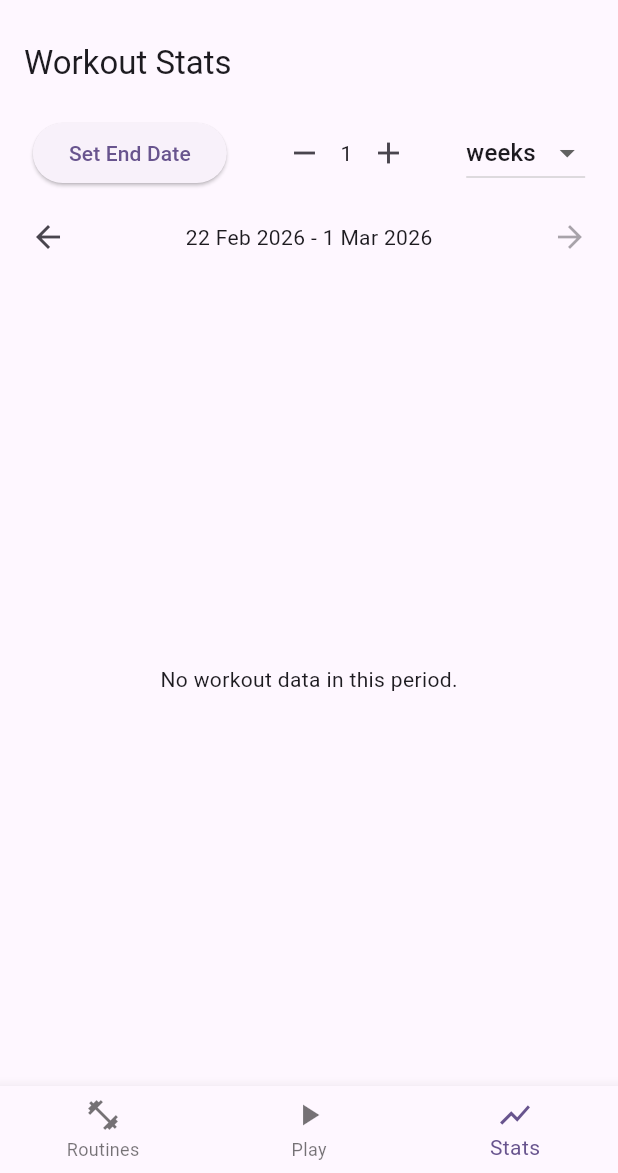
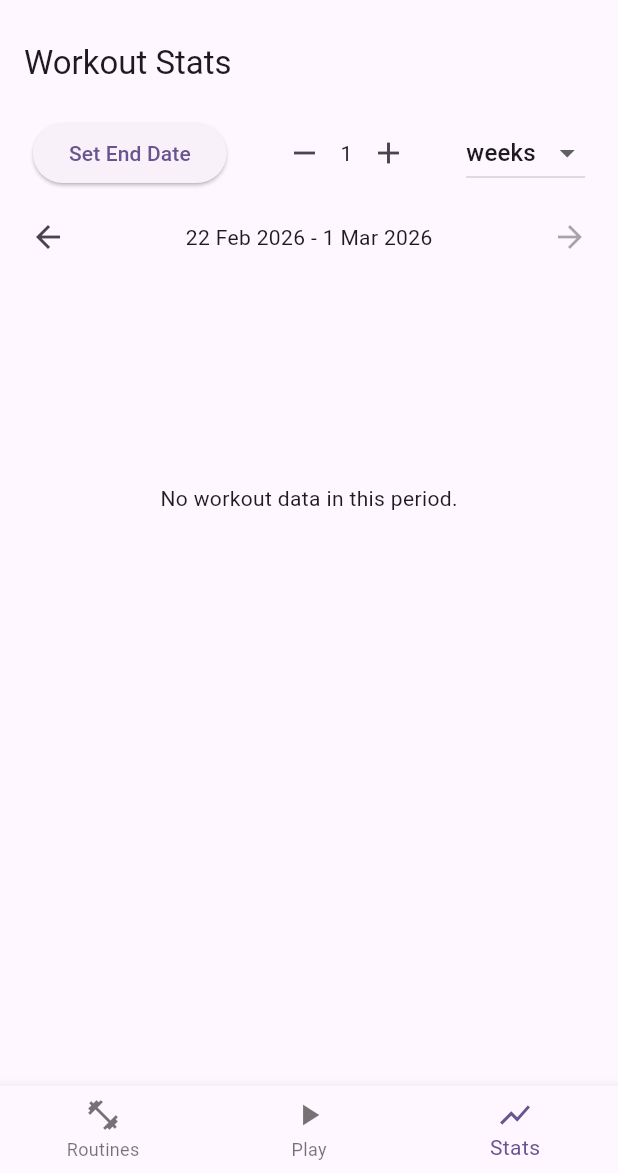
Before and after one commit to tommyiaq/gymprogresstracker, a Flutter app: the screen it shows after launch, item 3 of the bottom bar chosen, on a phone screen of 412 x 824 dp, the part 63-1236 px from its top. Run offline on Flutter 3.47's test engine with Material 3 defaults, Android fonts, the phone set to English and light mode, and no system bars; our stand-ins replace file_picker, fl_chart, share_plus, shared_preferences, wakelock_plus.

Commit message:
better graph page

```diff
--- a/lib/pages/stats_page.dart
+++ b/lib/pages/stats_page.dart
@@ -223,15 +223,17 @@ class _StatsPageState extends State<StatsPage> {
 
     bool isRightArrowDisabled = _endDate.year == DateTime.now().year && _endDate.month == DateTime.now().month && _endDate.day == DateTime.now().day;
 
-    return Column(
+    return SingleChildScrollView(
+      child: Column(
         children: [
           _buildDateControls(),
           _buildPeriodNavigator(startDate, isRightArrowDisabled),
-        Expanded(
-          child: logs.isEmpty
-              ? const Center(child: Text('No workout data in this period.'))
+          logs.isEmpty
+              ? const SizedBox(height: 300, child: Center(child: Text('No workout data in this period.')))
               : Padding(
                   padding: const EdgeInsets.all(16.0),
+                  child: SizedBox(
+                    height: 350,
                     child: LineChart(
                       LineChartData(
                       minX: startDate.millisecondsSinceEpoch.toDouble() - (Duration.millisecondsPerDay * 0.5),
@@ -273,13 +275,16 @@ class _StatsPageState extends State<StatsPage> {
                             showTitles: true,
                             reservedSize: 30,
                             getTitlesWidget: (value, meta) {
-                              // Skip if too close to min to avoid duplication
-                              if ((value - meta.min).abs() < (meta.max - meta.min) * 0.05 && value != meta.min) {
+                              // Skip the auto-generated min/max edge labels
+                              if (value == meta.min || value == meta.max) {
                                 return const SizedBox.shrink();
                               }
-                              return Text(
+                              return Padding(
+                                padding: const EdgeInsets.only(top: 4),
+                                child: Text(
                                   DateFormat('d MMM').format(DateTime.fromMillisecondsSinceEpoch(value.toInt())),
                                   style: const TextStyle(fontSize: 10),
+                                ),
                               );
                             },
                             interval: (_endDate.millisecondsSinceEpoch - startDate.millisecondsSinceEpoch) / 4,
@@ -297,6 +302,7 @@ class _StatsPageState extends State<StatsPage> {
                 ),
           _buildExerciseFilter(allExercisesInPeriod, exerciseColors),
         ],
+      ),
     );
   }
 
--- a/pubspec.yaml
+++ b/pubspec.yaml
@@ -16,7 +16,7 @@ publish_to: 'none' # Remove this line if you wish to publish to pub.dev
 # https://developer.apple.com/library/archive/documentation/General/Reference/InfoPlistKeyReference/Articles/CoreFoundationKeys.html
 # In Windows, build-name is used as the major, minor, and patch parts
 # of the product and file versions while build-number is used as the build suffix.
-version: 1.0.1+9
+version: 1.0.1+10
 
 environment:
   sdk: ^3.9.2
```
Lines whose indentation alone changed are shown as unchanged.
